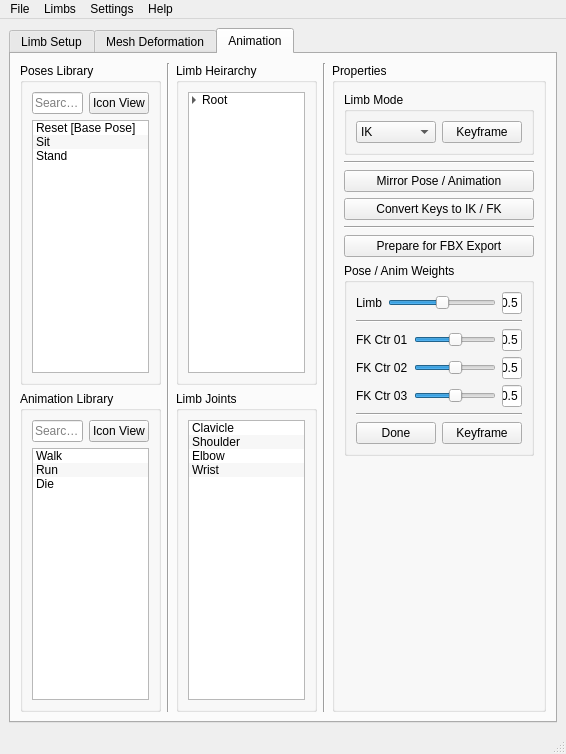
First picture: the form in _REF/Mockup_UI/PFRS_Main.ui, repository TPayneExperience/TrevorPaynes_RigAndAnimSuite, before the edit.
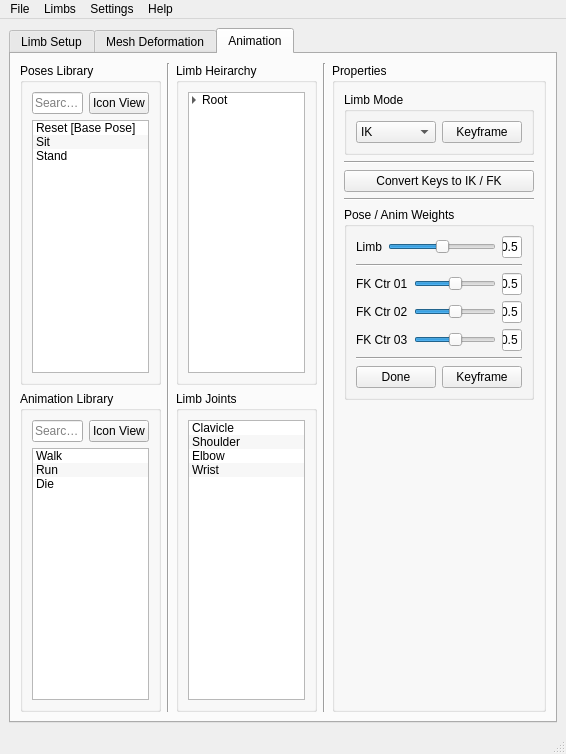
Second picture: the form after the edit. The open tabs and pages were chosen to show the change.

```diff
--- a/_REF/Mockup_UI/PFRS_Main.ui
+++ b/_REF/Mockup_UI/PFRS_Main.ui
@@ -2800,13 +2800,6 @@
                        </property>
                       </widget>
                      </item>
-                     <item>
-                      <widget class="QPushButton" name="pushButton_31">
-                       <property name="text">
-                        <string>Mirror Pose / Animation</string>
-                       </property>
-                      </widget>
-                     </item>
                      <item>
                       <widget class="QPushButton" name="pushButton_32">
                        <property name="text">
@@ -2821,16 +2814,6 @@
                        </property>
                       </widget>
                      </item>
-                     <item>
-                      <widget class="QPushButton" name="pushButton_33">
-                       <property name="toolTip">
-                        <string>Bake animation to joints, deleted unnecessary groups...</string>
-                       </property>
-                       <property name="text">
-                        <string>Prepare for FBX Export</string>
-                       </property>
-                      </widget>
-                     </item>
                      <item>
                       <widget class="QGroupBox" name="groupBox_74">
                        <property name="title">
```
Left out of the diff: 13 changed lines with no effect on the pictures.
